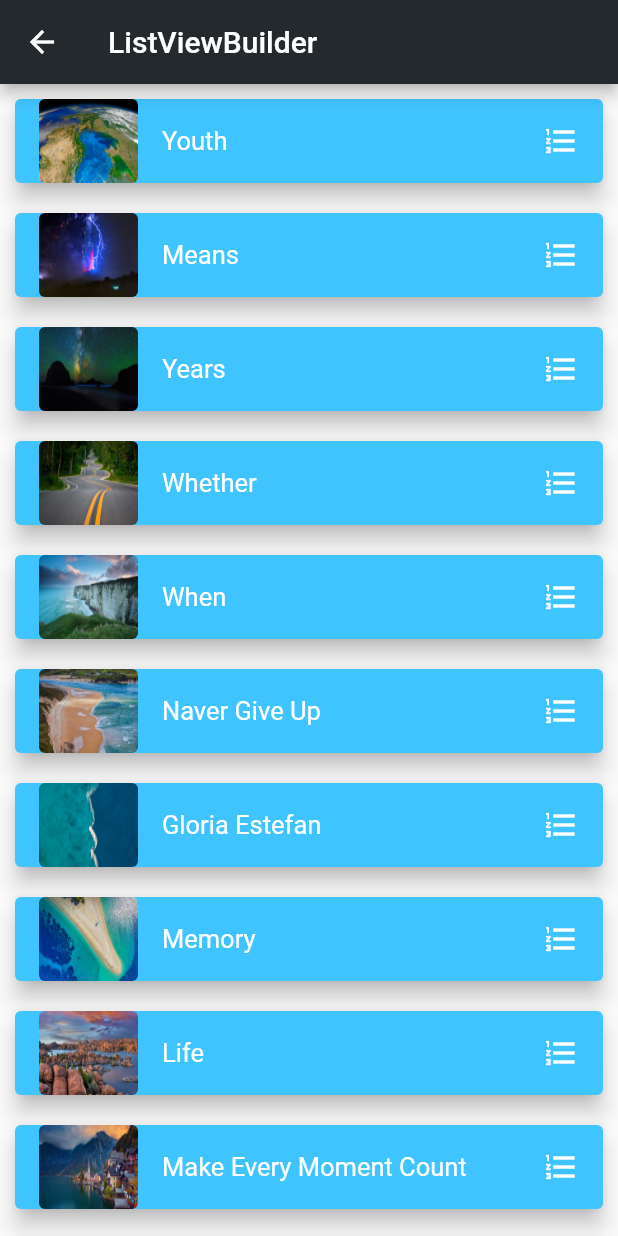
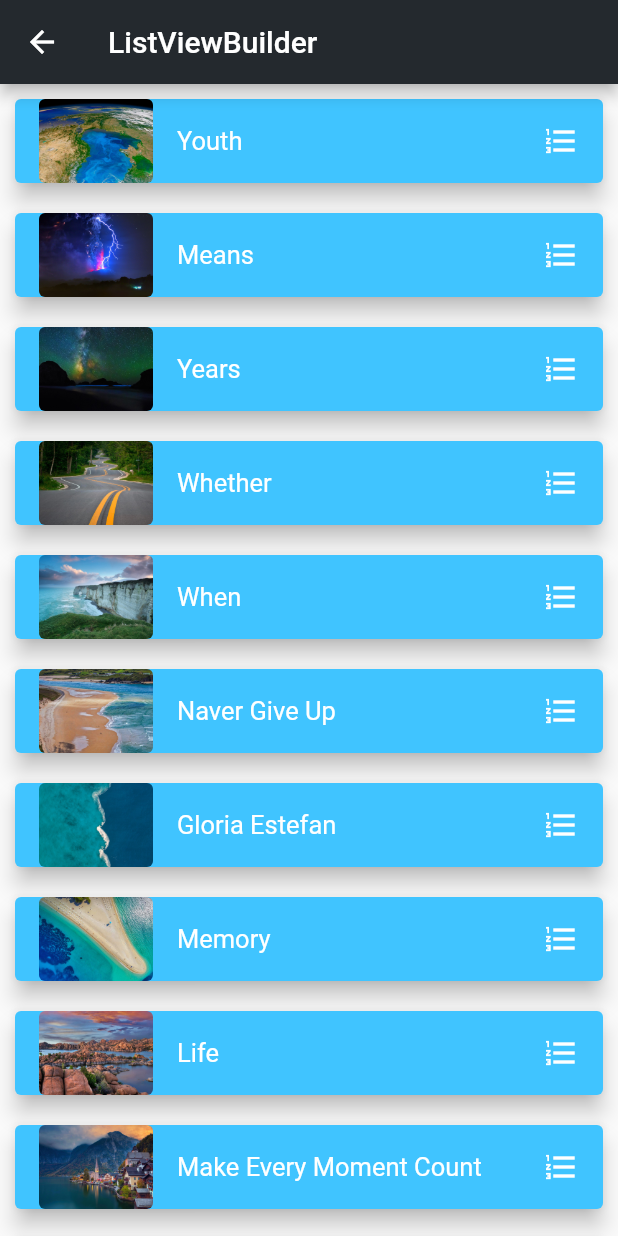
Before and after one commit to masshub/flutter_max, a Flutter app: the ListViewList screen opened directly, after a tap on "ListViewBuilder", on a phone screen of 412 x 824 dp. Run offline on Flutter 3.47's test engine with Material 2 defaults, Android fonts, the phone set to English and light mode, and no system bars; our stand-ins replace connectivity, dio, event_bus, flutter_redux, flutter_spinkit, fluttertoast and 3 more; missing offline and left inert: flutter_webview_plugin; accounts and stored records are empty; network calls fail.

Commit message:
完善listview部分功能

```diff
--- a/lib/common/utils/navigator_utils.dart
+++ b/lib/common/utils/navigator_utils.dart
@@ -7,6 +7,7 @@ import 'package:flutter_max/page/demo/gridview/gridview_count_demo.dart';
 import 'package:flutter_max/page/demo/gridview/gridview_custom_demo.dart';
 import 'package:flutter_max/page/demo/gridview/gridview_list_demo.dart';
 import 'package:flutter_max/page/demo/list/listview_builder_demo.dart';
+import 'package:flutter_max/page/demo/list/listview_custom_demo.dart';
 import 'package:flutter_max/page/demo/list/listview_horizontal_demo.dart';
 import 'package:flutter_max/page/demo/list/listview_list_demo.dart';
 import 'package:flutter_max/page/demo/list/listview_vertical_demo.dart';
@@ -97,5 +98,9 @@ class NavigatorUtils {
     return NavigatorRouter(context, ListViewBuilder());
   }
 
+  static showListViewCustom(BuildContext context) {
+    return NavigatorRouter(context, ListViewCustom());
+  }
+
 
 }
--- a/lib/page/demo/list/listview_builder_demo.dart
+++ b/lib/page/demo/list/listview_builder_demo.dart
@@ -16,13 +16,13 @@ class ListViewBuilder extends StatelessWidget {
       child: ListTile(
         leading: Container(
           height: 66.0,
-          width: 66.0,
+          width: 76.0,
           decoration: BoxDecoration(
               image: DecorationImage(
                   image: AssetImage(
                     images[index].imageUrl,
                   ),
-                  fit: BoxFit.fill,),
+                  fit: BoxFit.cover,),
               borderRadius:BorderRadius.circular(4.0)),
         ),
         title: Text(
@@ -49,6 +49,7 @@ class ListViewBuilder extends StatelessWidget {
       body: ListView.builder(
         itemBuilder: _listItemBuilder,
         itemCount: images.length - 10,
+//        itemExtent: 80.0,
       ),
     );
   }
--- a/lib/page/demo/list/listview_list_demo.dart
+++ b/lib/page/demo/list/listview_list_demo.dart
@@ -30,7 +30,6 @@ class ListViewList extends StatelessWidget {
             height: 4.0,
             color: Color.fromRGBO(237, 237, 237, 1.0),
           ),
-
           ListTile(
             leading: Icon(
               Icons.list,
@@ -46,7 +45,6 @@ class ListViewList extends StatelessWidget {
             height: 4.0,
             color: Color.fromRGBO(237, 237, 237, 1.0),
           ),
-
           ListTile(
             leading: Icon(
               Icons.list,
@@ -62,8 +60,23 @@ class ListViewList extends StatelessWidget {
             height: 4.0,
             color: Color.fromRGBO(237, 237, 237, 1.0),
           ),
+          ListTile(
+            leading: Icon(
+              Icons.list,
+              color: Colors.lightBlueAccent,
+            ),
+            trailing: Icon(Icons.chevron_right),
+            title: Text('ListViewCustom'),
+            onTap: () {
+              NavigatorUtils.showListViewCustom(context);
+            },
+          ),
+          Container(
+            height: 4.0,
+            color: Color.fromRGBO(237, 237, 237, 1.0),
+          ),
+
         ],
-
       ),
     );
   }
```
Also changed, not shown: lib/page/demo/list/listview_custom_demo.dart (+14 -1 lines).
